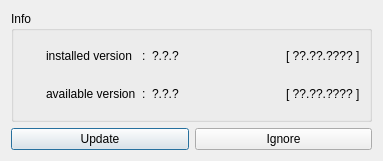
Qt form res/ui/update.ui (LazyT/obpm) before a commit.
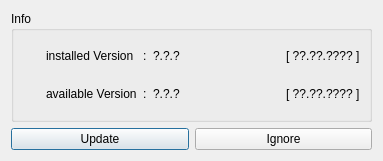
The same form after that commit. Icons and pictures are not drawn.

The edit to the form file:
```diff
--- a/res/ui/update.ui
+++ b/res/ui/update.ui
@@ -47,7 +47,7 @@
           <item row="0" column="0">
            <widget class="QLabel" name="label_1">
             <property name="text">
-             <string>installed version</string>
+             <string>installed Version</string>
             </property>
             <property name="alignment">
              <set>Qt::AlignLeading|Qt::AlignLeft|Qt::AlignVCenter</set>
@@ -64,7 +64,7 @@
           <item row="1" column="0">
            <widget class="QLabel" name="label_2">
             <property name="text">
-             <string>available version</string>
+             <string>available Version</string>
             </property>
             <property name="alignment">
              <set>Qt::AlignLeading|Qt::AlignLeft|Qt::AlignVCenter</set>
```
